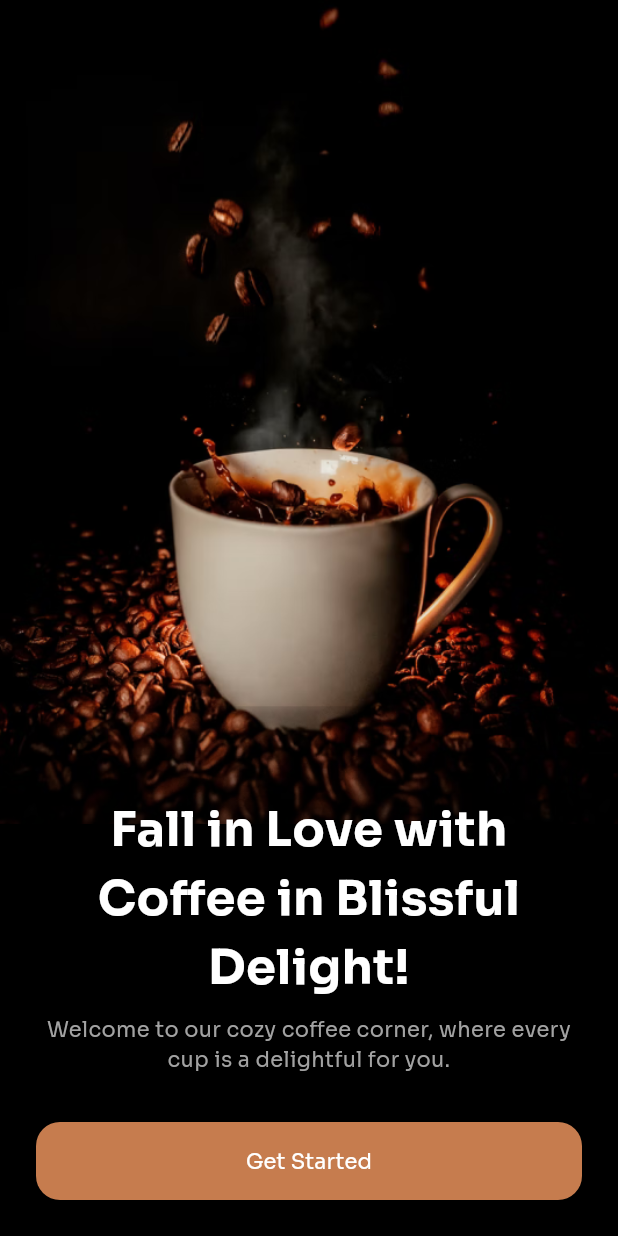
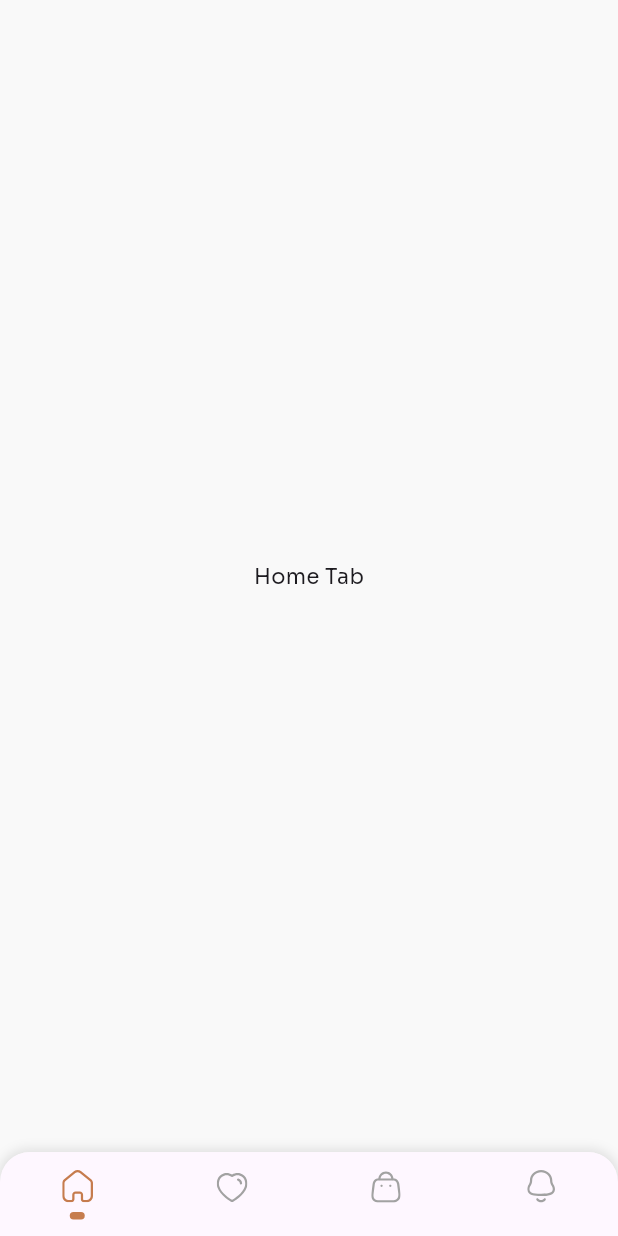
Before and after one commit to fadhildwia/coffee-shop-mobile-apps-flutter, a Flutter app: the screen it shows after launch, after a tap on "Get Started", on a phone screen of 412 x 824 dp. Run offline on Flutter 3.47's test engine with Material 3 defaults, Android fonts, the phone set to English and light mode, and no system bars; our stand-ins replace flutter_svg.

Commit message:
add bottom menu navigation on home screen

```diff
--- /dev/null
+++ b/lib/screens/home_screen.dart
@@ -0,0 +1,101 @@
+import 'package:coffee_shop_mobile_apps/utils/index.dart';
+import 'package:flutter/material.dart';
+
+class HomeScreen extends StatefulWidget {
+  const HomeScreen({super.key});
+
+  @override
+  State<HomeScreen> createState() => _HomeScreenState();
+}
+
+class _HomeScreenState extends State<HomeScreen> {
+  int _selectedIndex = 0;
+
+  final List<Widget> _pages = [
+    const Center(child: Text('Home Tab')),
+    const Center(child: Text('Wishlist Tab')),
+    const Center(child: Text('Cart Tab')),
+    const Center(child: Text('Notification Tab')),
+  ];
+
+  void _onItemTapped(int index) {
+    setState(() {
+      _selectedIndex = index;
+    });
+  }
+
+  @override
+  Widget build(BuildContext context) {
+    return Scaffold(
+      backgroundColor: Color.fromRGBO(249, 249, 249, 1),
+      body: _pages[_selectedIndex],
+      bottomNavigationBar: Container(
+        decoration: BoxDecoration(
+          color: Colors.white,
+          borderRadius: const BorderRadius.only(
+            topLeft: Radius.circular(20.0),
+            topRight: Radius.circular(20.0),
+          ),
+          boxShadow: [
+            BoxShadow(
+              color: Colors.black.withOpacity(0.1),
+              spreadRadius: 1,
+              blurRadius: 6,
+              offset: Offset(0, -1),
+            ),
+          ],
+        ),
+        child: ClipRRect(
+          borderRadius: const BorderRadius.only(
+            topLeft: Radius.circular(20),
+            topRight: Radius.circular(20),
+          ),
+          child: BottomNavigationBar(
+            type: BottomNavigationBarType.fixed,
+            selectedFontSize: 0,
+            items: <BottomNavigationBarItem>[
+              BottomNavigationBarItem(
+                icon: buildSvgIcon(
+                    'home_outline',
+                    _selectedIndex == 0
+                        ? const Color.fromRGBO(198, 124, 78, 1)
+                        : const Color.fromRGBO(162, 162, 162, 1),
+                    _selectedIndex == 0),
+                label: '',
+              ),
+              BottomNavigationBarItem(
+                icon: buildSvgIcon(
+                    'heart_outline',
+                    _selectedIndex == 1
+                        ? const Color.fromRGBO(198, 124, 78, 1)
+                        : const Color.fromRGBO(162, 162, 162, 1),
+                    _selectedIndex == 1),
+                label: '',
+              ),
+              BottomNavigationBarItem(
+                icon: buildSvgIcon(
+                    'cart_outline',
+                    _selectedIndex == 2
+                        ? const Color.fromRGBO(198, 124, 78, 1)
+                        : const Color.fromRGBO(162, 162, 162, 1),
+                    _selectedIndex == 2),
+                label: '',
+              ),
+              BottomNavigationBarItem(
+                icon: buildSvgIcon(
+                    'bell_outline',
+                    _selectedIndex == 3
+                        ? const Color.fromRGBO(198, 124, 78, 1)
+                        : const Color.fromRGBO(162, 162, 162, 1),
+                    _selectedIndex == 3),
+                label: '',
+              ),
+            ],
+            currentIndex: _selectedIndex,
+            onTap: _onItemTapped,
+          ),
+        ),
+      ),
+    );
+  }
+}
--- a/lib/screens/index.dart
+++ b/lib/screens/index.dart
@@ -1 +1,2 @@
 export 'onboarding_screen.dart';
+export 'home_screen.dart';
--- a/lib/screens/onboarding_screen.dart
+++ b/lib/screens/onboarding_screen.dart
@@ -1,3 +1,4 @@
+import 'package:coffee_shop_mobile_apps/screens/index.dart';
 import 'package:coffee_shop_mobile_apps/utils/assets.dart';
 import 'package:flutter/material.dart';
 
@@ -64,7 +65,14 @@ class OnboardingScreen extends StatelessWidget {
                   SizedBox(
                     width: double.infinity,
                     child: FilledButton(
-                      onPressed: () {},
+                      onPressed: () {
+                        Navigator.push(
+                          context,
+                          MaterialPageRoute(
+                            builder: (context) => const HomeScreen(),
+                          ),
+                        );
+                      },
                       style: ButtonStyle(
                         backgroundColor: WidgetStateProperty.all<Color>(
                           const Color.fromRGBO(198, 124, 78, 1),
--- /dev/null
+++ b/lib/utils/icon_helper.dart
@@ -0,0 +1,27 @@
+import 'package:coffee_shop_mobile_apps/utils/assets.dart';
+import 'package:flutter_svg/flutter_svg.dart';
+import 'package:flutter/material.dart';
+
+Widget buildSvgIcon(String iconName, Color color, bool isActive,
+    {double width = 24, double height = 24}) {
+  return Column(
+    mainAxisSize: MainAxisSize.min,
+    children: [
+      SvgPicture.asset(
+        '${AssetPath.iconPath}/$iconName.svg',
+        colorFilter: ColorFilter.mode(color, BlendMode.srcIn),
+        width: width,
+        height: height,
+      ),
+      const SizedBox(height: 5),
+      Container(
+        width: 10,
+        height: 5,
+        decoration: BoxDecoration(
+          color: isActive ? color : Colors.transparent,
+          borderRadius: BorderRadius.circular(2.5),
+        ),
+      ),
+    ],
+  );
+}
--- a/lib/utils/index.dart
+++ b/lib/utils/index.dart
@@ -1,2 +1,3 @@
 export 'colors.dart';
 export 'assets.dart';
+export 'icon_helper.dart';
```
Also changed, not shown: pubspec.yaml (+4 -11 lines), assets/icons/bell_outline.svg (added), assets/icons/cart_outline.svg (added), assets/icons/heart_outline.svg (added), assets/icons/home_outline.svg (added), pubspec.lock.
